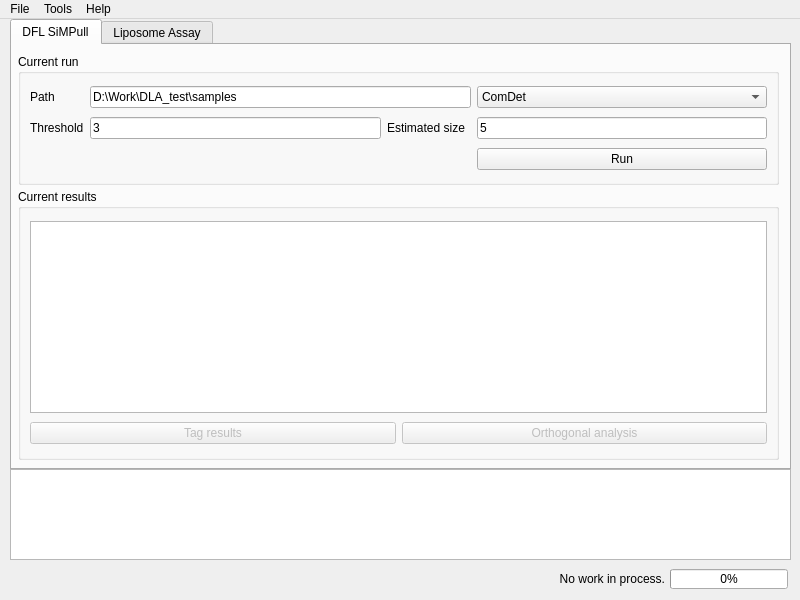
Qt form UI_form/MainWindow.ui (zengjiexia/ACT) before a commit.
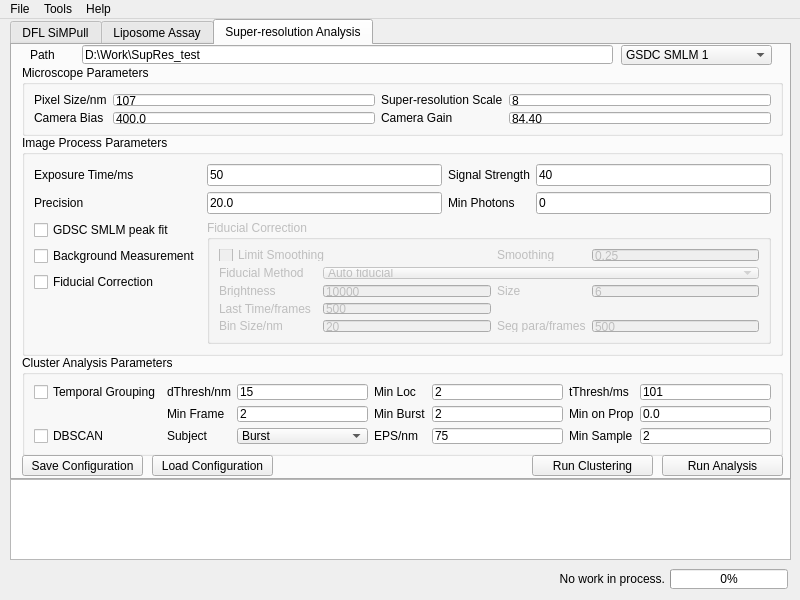
The same form after that commit. Custom widgets are drawn as their Qt base class.

```diff
--- a/UI_form/MainWindow.ui
+++ b/UI_form/MainWindow.ui
@@ -44,7 +44,7 @@
       <x>10</x>
       <y>0</y>
       <width>781</width>
-      <height>451</height>
+      <height>461</height>
      </rect>
     </property>
     <property name="sizePolicy">
@@ -54,7 +54,7 @@
      </sizepolicy>
     </property>
     <property name="currentIndex">
-     <number>0</number>
+     <number>2</number>
     </property>
     <widget class="QWidget" name="DFLSPTab">
      <attribute name="title">
@@ -63,8 +63,8 @@
      <widget class="QGroupBox" name="DFLSP_runBox">
       <property name="geometry">
        <rect>
-        <x>6</x>
-        <y>9</y>
+        <x>10</x>
+        <y>10</y>
         <width>761</width>
         <height>131</height>
        </rect>
@@ -159,8 +159,8 @@
      <widget class="QGroupBox" name="DFLSP_resultBox">
       <property name="geometry">
        <rect>
-        <x>6</x>
-        <y>144</y>
+        <x>10</x>
+        <y>150</y>
         <width>761</width>
         <height>271</height>
        </rect>
@@ -354,14 +354,571 @@
       </layout>
      </widget>
     </widget>
+    <widget class="QWidget" name="SupResTab">
+     <attribute name="title">
+      <string>Super-resolution Analysis</string>
+     </attribute>
+     <widget class="QLineEdit" name="SupRes_pathEntry">
+      <property name="geometry">
+       <rect>
+        <x>70</x>
+        <y>0</y>
+        <width>531</width>
+        <height>19</height>
+       </rect>
+      </property>
+      <property name="text">
+       <string>D:\Work\SupRes_test</string>
+      </property>
+     </widget>
+     <widget class="QLabel" name="SupRes_pathLabel">
+      <property name="geometry">
+       <rect>
+        <x>18</x>
+        <y>0</y>
+        <width>45</width>
+        <height>19</height>
+       </rect>
+      </property>
+      <property name="text">
+       <string>Path</string>
+      </property>
+     </widget>
+     <widget class="QComboBox" name="SupRes_MethodSelector">
+      <property name="geometry">
+       <rect>
+        <x>609</x>
+        <y>0</y>
+        <width>151</width>
+        <height>20</height>
+       </rect>
+      </property>
+      <item>
+       <property name="text">
+        <string>GSDC SMLM 1</string>
+       </property>
+      </item>
+     </widget>
+     <widget class="QGroupBox" name="SupRes_MSSettingBox">
+      <property name="geometry">
+       <rect>
+        <x>10</x>
+        <y>20</y>
+        <width>761</width>
+        <height>71</height>
+       </rect>
+      </property>
+      <property name="title">
+       <string>Microscope Parameters</string>
+      </property>
+      <layout class="QGridLayout" name="gridLayout">
+       <item row="1" column="2">
+        <widget class="QLabel" name="SupRes_CamGainLabel">
+         <property name="text">
+          <string>Camera Gain</string>
+         </property>
+        </widget>
+       </item>
+       <item row="1" column="1">
+        <widget class="QLineEdit" name="SupRes_CamBiasEntry">
+         <property name="text">
+          <string>400.0</string>
+         </property>
+        </widget>
+       </item>
+       <item row="1" column="3">
+        <widget class="QLineEdit" name="SupRes_CamGainEntry">
+         <property name="text">
+          <string>84.40</string>
+         </property>
+        </widget>
+       </item>
+       <item row="1" column="0">
+        <widget class="QLabel" name="SupRes_CamBiasLabel">
+         <property name="text">
+          <string>Camera Bias</string>
+         </property>
+        </widget>
+       </item>
+       <item row="0" column="2">
+        <widget class="QLabel" name="SupRes_SRScaleLabel">
+         <property name="text">
+          <string>Super-resolution Scale</string>
+         </property>
+        </widget>
+       </item>
+       <item row="0" column="0">
+        <widget class="QLabel" name="SupRes_PixelSizeLabel">
+         <property name="text">
+          <string>Pixel Size/nm</string>
+         </property>
+        </widget>
+       </item>
+       <item row="0" column="1">
+        <widget class="QLineEdit" name="SupRes_PixelSizeEntry">
+         <property name="text">
+          <string>107</string>
+         </property>
+        </widget>
+       </item>
+       <item row="0" column="3">
+        <widget class="QLineEdit" name="SupRes_SRScaleEntry">
+         <property name="text">
+          <string>8</string>
+         </property>
+        </widget>
+       </item>
+      </layout>
+     </widget>
+     <widget class="QGroupBox" name="SupRes_ImgProcBox">
+      <property name="geometry">
+       <rect>
+        <x>10</x>
+        <y>90</y>
+        <width>761</width>
+        <height>221</height>
+       </rect>
+      </property>
+      <property name="title">
+       <string>Image Process Parameters</string>
+      </property>
+      <layout class="QGridLayout" name="gridLayout_6">
+       <item row="0" column="3">
+        <widget class="QLineEdit" name="SupRes_SignalStrengthEntry">
+         <property name="text">
+          <string>40</string>
+         </property>
+        </widget>
+       </item>
+       <item row="1" column="0">
+        <widget class="QLabel" name="SupRes_PrecisionLabel">
+         <property name="text">
+          <string>Precision</string>
+         </property>
+        </widget>
+       </item>
+       <item row="0" column="2">
+        <widget class="QLabel" name="SupRes_SignalStrengthLabel">
+         <property name="text">
+          <string>Signal Strength</string>
+         </property>
+        </widget>
+       </item>
+       <item row="0" column="1">
+        <widget class="QLineEdit" name="SupRes_ExpTimeEntry">
+         <property name="text">
+          <string>50</string>
+         </property>
+        </widget>
+       </item>
+       <item row="1" column="3">
+        <widget class="QLineEdit" name="SupRes_MinPhotonEntry">
+         <property name="text">
+          <string>0</string>
+         </property>
+        </widget>
+       </item>
+       <item row="0" column="0">
+        <widget class="QLabel" name="SupRes_ExpTimeLabel">
+         <property name="text">
+          <string>Exposure Time/ms</string>
+         </property>
+        </widget>
+       </item>
+       <item row="2" column="0">
+        <widget class="QCheckBox" name="SupRes_PeakFitCheckBox">
+         <property name="text">
+          <string>GDSC SMLM peak fit</string>
+         </property>
+        </widget>
+       </item>
+       <item row="1" column="2">
+        <widget class="QLabel" name="SupRes_MinPhotonLabel">
+         <property name="text">
+          <string>Min Photons</string>
+         </property>
+        </widget>
+       </item>
+       <item row="1" column="1">
+        <widget class="QLineEdit" name="SupRes_PrecisionEntry">
+         <property name="text">
+          <string>20.0</string>
+         </property>
+        </widget>
+       </item>
+       <item row="3" column="0">
+        <widget class="QCheckBox" name="SupRes_BgMeasureCheckBox">
+         <property name="text">
+          <string>Background Measurement</string>
+         </property>
+        </widget>
+       </item>
+       <item row="4" column="0">
+        <widget class="QCheckBox" name="SupRes_FidCorrCheckBox">
+         <property name="text">
+          <string>Fiducial Correction</string>
+         </property>
+        </widget>
+       </item>
+       <item row="2" column="1" rowspan="4" colspan="3">
+        <widget class="QGroupBox" name="SupRes_FidCorrBox">
+         <property name="enabled">
+          <bool>false</bool>
+         </property>
+         <property name="title">
+          <string>Fiducial Correction</string>
+         </property>
+         <layout class="QGridLayout" name="gridLayout_7">
+          <item row="4" column="0">
+           <widget class="QLabel" name="SupRes_FidCorrLastTimeLabel">
+            <property name="text">
+             <string>Last Time/frames</string>
+            </property>
+           </widget>
+          </item>
+          <item row="3" column="0">
+           <widget class="QLabel" name="SupRes_FidCorrBrightnessLabel">
+            <property name="text">
+             <string>Brightness</string>
+            </property>
+           </widget>
+          </item>
+          <item row="3" column="2">
+           <widget class="QLineEdit" name="SupRes_FidCorrBrightnessEntry">
+            <property name="text">
+             <string>10000</string>
+            </property>
+           </widget>
+          </item>
+          <item row="4" column="2">
+           <widget class="QLineEdit" name="SupRes_FidCorrLastTimeEntry">
+            <property name="text">
+             <string>500</string>
+            </property>
+           </widget>
+          </item>
+          <item row="3" column="3">
+           <widget class="QLabel" name="SupRes_FidCorrSizeLabel">
+            <property name="text">
+             <string>Size</string>
+            </property>
+           </widget>
+          </item>
+          <item row="1" column="0" colspan="3">
+           <widget class="QCheckBox" name="SupRes_LimitSmoCheckBox">
+            <property name="text">
+             <string>Limit Smoothing</string>
+            </property>
+           </widget>
+          </item>
+          <item row="5" column="0">
+           <widget class="QLabel" name="SupRes_FidCorrBinSizeLabel">
+            <property name="text">
+             <string>Bin Size/nm</string>
+            </property>
+           </widget>
+          </item>
+          <item row="1" column="4">
+           <widget class="QLineEdit" name="SupRes_FidCorrSmoEntry">
+            <property name="text">
+             <string>0.25</string>
+            </property>
+           </widget>
+          </item>
+          <item row="3" column="4">
+           <widget class="QLineEdit" name="SupRes_FidCorrSizeEntry">
+            <property name="text">
+             <string>6</string>
+            </property>
+           </widget>
+          </item>
+          <item row="1" column="3">
+           <widget class="QLabel" name="SupRes_FidCorrSmoLabel">
+            <property name="text">
+             <string>Smoothing</string>
+            </property>
+           </widget>
+          </item>
+          <item row="5" column="2">
+           <widget class="QLineEdit" name="SupRes_FidCorrBinSizeEntry">
+            <property name="text">
+             <string>20</string>
+            </property>
+           </widget>
+          </item>
+          <item row="5" column="3">
+           <widget class="QLabel" name="SupRes_FidCorrSegParaLabel">
+            <property name="text">
+             <string>Seg para/frames</string>
+            </property>
+           </widget>
+          </item>
+          <item row="5" column="4">
+           <widget class="QLineEdit" name="SupRes_FidCorrSegParaEntry">
+            <property name="text">
+             <string>500</string>
+            </property>
+           </widget>
+          </item>
+          <item row="2" column="0" colspan="2">
+           <widget class="QLabel" name="SupRes_FidCorrMethodLabel">
+            <property name="text">
+             <string>Fiducial Method</string>
+            </property>
+           </widget>
+          </item>
+          <item row="2" column="2" colspan="3">
+           <widget class="QComboBox" name="SupRes_FidCorrMethodSelector">
+            <item>
+             <property name="text">
+              <string>Auto fiducial</string>
+             </property>
+            </item>
+            <item>
+             <property name="text">
+              <string>Fiducial file</string>
+             </property>
+            </item>
+            <item>
+             <property name="text">
+              <string>Drift correction</string>
+             </property>
+            </item>
+            <item>
+             <property name="text">
+              <string>Correlation correction</string>
+             </property>
+            </item>
+           </widget>
+          </item>
+         </layout>
+        </widget>
+       </item>
+      </layout>
+     </widget>
+     <widget class="QGroupBox" name="groupBox_3">
+      <property name="geometry">
+       <rect>
+        <x>10</x>
+        <y>310</y>
+        <width>761</width>
+        <height>101</height>
+       </rect>
+      </property>
+      <property name="title">
+       <string>Cluster Analysis Parameters</string>
+      </property>
+      <layout class="QGridLayout" name="gridLayout_8">
+       <item row="0" column="2">
+        <widget class="QLineEdit" name="lineEdit_10">
+         <property name="text">
+          <string>15</string>
+         </property>
+        </widget>
+       </item>
+       <item row="2" column="0">
+        <widget class="QCheckBox" name="checkBox_6">
+         <property name="text">
+          <string>DBSCAN</string>
+         </property>
+        </widget>
+       </item>
+       <item row="0" column="1">
+        <widget class="QLabel" name="label_11">
+         <property name="text">
+          <string>dThresh/nm</string>
+         </property>
+        </widget>
+       </item>
+       <item row="0" column="4">
+        <widget class="QLineEdit" name="lineEdit_11">
+         <property name="text">
+          <string>2</string>
+         </property>
+        </widget>
+       </item>
+       <item row="0" column="6">
+        <widget class="QLineEdit" name="lineEdit_14">
+         <property name="text">
+          <string>101</string>
+         </property>
+        </widget>
+       </item>
+       <item row="0" column="0">
+        <widget class="QCheckBox" name="checkBox_5">
+         <property name="text">
+          <string>Temporal Grouping</string>
+         </property>
+        </widget>
+       </item>
+       <item row="0" column="3">
+        <widget class="QLabel" name="label_13">
+         <property name="text">
+          <string>Min Loc</string>
+         </property>
+        </widget>
+       </item>
+       <item row="0" column="5">
+        <widget class="QLabel" name="label_15">
+         <property name="text">
+          <string>tThresh/ms</string>
+         </property>
+        </widget>
+       </item>
+       <item row="1" column="1">
+        <widget class="QLabel" name="label_16">
+         <property name="text">
+          <string>Min Frame</string>
+         </property>
+        </widget>
+       </item>
+       <item row="1" column="2">
+        <widget class="QLineEdit" name="lineEdit_15">
+         <property name="text">
+          <string>2</string>
+         </property>
+        </widget>
+       </item>
+       <item row="1" column="4">
+        <widget class="QLineEdit" name="lineEdit_16">
+         <property name="text">
+          <string>2</string>
+         </property>
+        </widget>
+       </item>
+       <item row="1" column="6">
+        <widget class="QLineEdit" name="lineEdit_17">
+         <property name="text">
+          <string>0.0</string>
+         </property>
+        </widget>
+       </item>
+       <item row="1" column="3">
+        <widget class="QLabel" name="label_17">
+         <property name="text">
+          <string>Min Burst</string>
+         </property>
+        </widget>
+       </item>
+       <item row="1" column="5">
+        <widget class="QLabel" name="label_18">
+         <property name="text">
+          <string>Min on Prop</string>
+         </property>
+        </widget>
+       </item>
+       <item row="2" column="6">
+        <widget class="QLineEdit" name="lineEdit_13">
+         <property name="text">
+          <string>2</string>
+         </property>
+        </widget>
+       </item>
+       <item row="2" column="5">
+        <widget class="QLabel" name="label_14">
+         <property name="text">
+          <string>Min Sample</string>
+         </property>
+        </widget>
+       </item>
+       <item row="2" column="4">
+        <widget class="QLineEdit" name="lineEdit_12">
+         <property name="text">
+          <string>75</string>
+         </property>
+        </widget>
+       </item>
+       <item row="2" column="3">
+        <widget class="QLabel" name="label_12">
+         <property name="text">
+          <string>EPS/nm</string>
+         </property>
+        </widget>
+       </item>
+       <item row="2" column="1">
+        <widget class="QLabel" name="label_19">
+         <property name="text">
+          <string>Subject</string>
+         </property>
+        </widget>
+       </item>
+       <item row="2" column="2">
+        <widget class="QComboBox" name="comboBox">
+         <item>
+          <property name="text">
+           <string>Burst</string>
+          </property>
+         </item>
+         <item>
+          <property name="text">
+           <string>Loc</string>
+          </property>
+         </item>
+        </widget>
+       </item>
+      </layout>
+     </widget>
+     <widget class="QPushButton" name="pushButton">
+      <property name="geometry">
+       <rect>
+        <x>10</x>
+        <y>410</y>
+        <width>121</width>
+        <height>21</height>
+       </rect>
+      </property>
+      <property name="text">
+       <string>Save Configuration</string>
+      </property>
+     </widget>
+     <widget class="QPushButton" name="pushButton_2">
+      <property name="geometry">
+       <rect>
+        <x>140</x>
+        <y>410</y>
+        <width>121</width>
+        <height>21</height>
+       </rect>
+      </property>
+      <property name="text">
+       <string>Load Configuration</string>
+      </property>
+     </widget>
+     <widget class="QPushButton" name="pushButton_3">
+      <property name="geometry">
+       <rect>
+        <x>650</x>
+        <y>410</y>
+        <width>121</width>
+        <height>21</height>
+       </rect>
+      </property>
+      <property name="text">
+       <string>Run Analysis</string>
+      </property>
+     </widget>
+     <widget class="QPushButton" name="pushButton_4">
+      <property name="geometry">
+       <rect>
+        <x>520</x>
+        <y>410</y>
+        <width>121</width>
+        <height>21</height>
+       </rect>
+      </property>
+      <property name="text">
+       <string>Run Clustering</string>
+      </property>
+     </widget>
+    </widget>
    </widget>
    <widget class="LogTextEdit" name="main_logBar">
     <property name="geometry">
      <rect>
       <x>10</x>
-      <y>450</y>
+      <y>460</y>
       <width>781</width>
-      <height>91</height>
+      <height>81</height>
      </rect>
     </property>
     <property name="focusPolicy">
```
Left out of the diff: 12 changed lines with no effect on the pictures.
